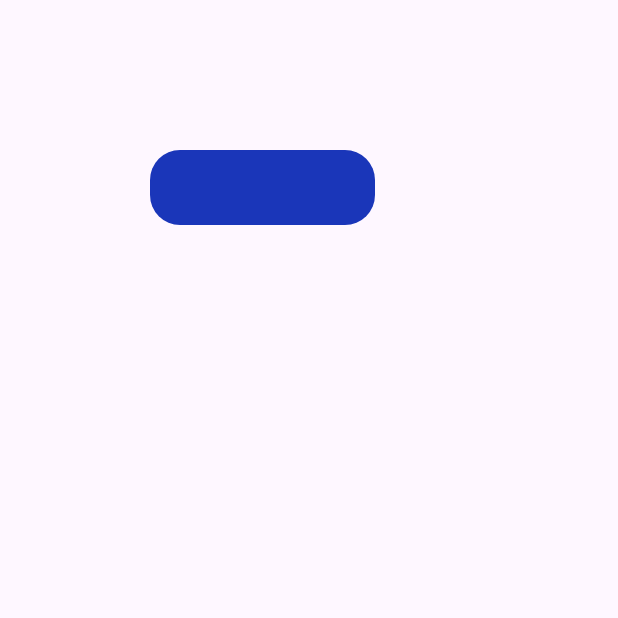
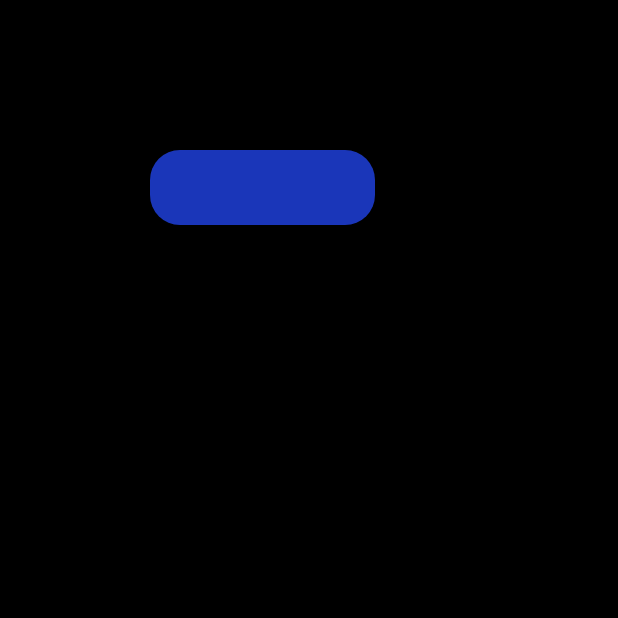
Before and after one commit to mozsarmate/photo-roulette, a Flutter app: the screen it shows after launch, on a phone screen of 412 x 824 dp, the top half of it. Run offline on Flutter 3.47's test engine with Material 3 defaults, Android fonts, the phone set to English and light mode, and no system bars.

Commit message:
add themes

```diff
--- a/lib/components/button.dart
+++ b/lib/components/button.dart
@@ -1,5 +1,4 @@
 import "package:flutter/material.dart";
-// import ="package:flutter_svg/flutter_svg.dart";
 
 class Button extends StatelessWidget {
   const Button({super.key});
@@ -13,7 +12,6 @@ class Button extends StatelessWidget {
         decoration: BoxDecoration(
           color: Color(0xFF1A36B9),
           borderRadius: BorderRadius.circular(20),
-
         ));
   }
 }
--- a/lib/main.dart
+++ b/lib/main.dart
@@ -1,5 +1,6 @@
 import 'package:flutter/material.dart';
 import 'package:photo_roulette/pages/home.dart';
+import 'package:photo_roulette/themes/themes.dart';
 
 void main() {
   runApp(const MyApp());
@@ -11,9 +12,10 @@
   // This widget is the root of your application.
   @override
   Widget build(BuildContext context) {
-    return const MaterialApp(
-      debugShowCheckedModeBanner: false,
-      home: HomePage(),
-    );
+    return MaterialApp(
+        debugShowCheckedModeBanner: false,
+        title: "Photo Roulette",
+        home: HomePage(),
+        theme: mainTheme);
   }
 }
--- /dev/null
+++ b/lib/themes/themes.dart
@@ -0,0 +1,20 @@
+import 'package:flutter/material.dart';
+
+const colorPrimary = Color(0xFFf8927b);
+const colorSecondary = Color(0xFF1A36B9);
+
+ThemeData mainTheme = ThemeData(
+    brightness: Brightness.dark,
+    useMaterial3: true,
+    colorScheme: const ColorScheme(
+        brightness: Brightness.dark,
+        primary: colorPrimary,
+        onPrimary: Colors.white,
+        secondary: colorSecondary,
+        onSecondary: Colors.white,
+        error: Colors.red,
+        onError: Colors.white,
+        background: Colors.black,
+        onBackground: Colors.white,
+        surface: Colors.black,
+        onSurface: Colors.white));
```
